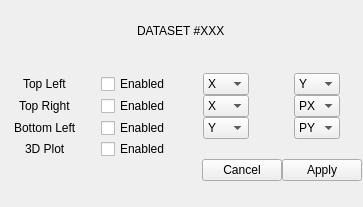
Qt form py_particle_processor_qt/propertieswindow.ui (DanielWinklehner/py_particle_processor) before a commit.
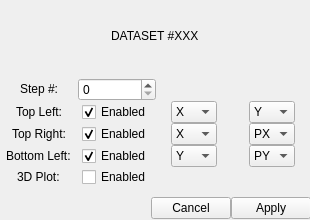
The same form after that commit.

Patch:
```diff
--- a/py_particle_processor_qt/propertieswindow.ui
+++ b/py_particle_processor_qt/propertieswindow.ui
@@ -6,21 +6,33 @@
    <rect>
     <x>0</x>
     <y>0</y>
-    <width>363</width>
-    <height>207</height>
+    <width>310</width>
+    <height>220</height>
    </rect>
   </property>
+  <property name="sizePolicy">
+   <sizepolicy hsizetype="Fixed" vsizetype="Fixed">
+    <horstretch>0</horstretch>
+    <verstretch>0</verstretch>
+   </sizepolicy>
+  </property>
   <property name="windowTitle">
    <string>PropertiesWindow</string>
   </property>
   <widget class="QWidget" name="centralwidget">
+   <property name="sizePolicy">
+    <sizepolicy hsizetype="Preferred" vsizetype="Minimum">
+     <horstretch>0</horstretch>
+     <verstretch>0</verstretch>
+    </sizepolicy>
+   </property>
    <widget class="QWidget" name="verticalLayoutWidget">
     <property name="geometry">
      <rect>
       <x>0</x>
       <y>0</y>
-      <width>362</width>
-      <height>181</height>
+      <width>311</width>
+      <height>219</height>
      </rect>
     </property>
     <layout class="QVBoxLayout" name="verticalLayout_3">
@@ -29,6 +41,12 @@
      </property>
      <item alignment="Qt::AlignHCenter|Qt::AlignVCenter">
       <widget class="QLabel" name="dataset_label">
+       <property name="sizePolicy">
+        <sizepolicy hsizetype="Minimum" vsizetype="Minimum">
+         <horstretch>0</horstretch>
+         <verstretch>0</verstretch>
+        </sizepolicy>
+       </property>
        <property name="text">
         <string>DATASET #XXX</string>
        </property>
@@ -45,63 +63,21 @@
        <property name="sizeHint" stdset="0">
         <size>
          <width>20</width>
-         <height>10</height>
+         <height>5</height>
         </size>
        </property>
       </spacer>
      </item>
      <item>
       <layout class="QGridLayout" name="gridLayout">
-       <item row="0" column="1" alignment="Qt::AlignHCenter|Qt::AlignVCenter">
-        <widget class="QCheckBox" name="tl_enabled">
-         <property name="enabled">
-          <bool>true</bool>
-         </property>
-         <property name="focusPolicy">
-          <enum>Qt::NoFocus</enum>
-         </property>
+       <item row="2" column="0" alignment="Qt::AlignHCenter|Qt::AlignVCenter">
+        <widget class="QLabel" name="tr_label">
          <property name="text">
-          <string>Enabled</string>
-         </property>
-         <property name="checkable">
-          <bool>true</bool>
-         </property>
-        </widget>
-       </item>
-       <item row="1" column="1" alignment="Qt::AlignHCenter|Qt::AlignVCenter">
-        <widget class="QCheckBox" name="tr_enabled">
-         <property name="focusPolicy">
-          <enum>Qt::NoFocus</enum>
-         </property>
-         <property name="text">
-          <string>Enabled</string>
-         </property>
-         <property name="checkable">
-          <bool>true</bool>
-         </property>
-        </widget>
-       </item>
-       <item row="0" column="0" alignment="Qt::AlignHCenter|Qt::AlignVCenter">
-        <widget class="QLabel" name="tl_label">
-         <property name="text">
-          <string>Top Left</string>
+          <string>Top Right:</string>
          </property>
         </widget>
        </item>
        <item row="3" column="1" alignment="Qt::AlignHCenter|Qt::AlignVCenter">
-        <widget class="QCheckBox" name="three_d_enabled">
-         <property name="focusPolicy">
-          <enum>Qt::NoFocus</enum>
-         </property>
-         <property name="text">
-          <string>Enabled</string>
-         </property>
-         <property name="checkable">
-          <bool>true</bool>
-         </property>
-        </widget>
-       </item>
-       <item row="2" column="1" alignment="Qt::AlignHCenter|Qt::AlignVCenter">
         <widget class="QCheckBox" name="bl_enabled">
          <property name="focusPolicy">
           <enum>Qt::NoFocus</enum>
@@ -112,142 +88,27 @@
          <property name="checkable">
           <bool>true</bool>
          </property>
-        </widget>
-       </item>
-       <item row="0" column="3" alignment="Qt::AlignHCenter|Qt::AlignVCenter">
-        <widget class="QComboBox" name="tl_combo_b">
-         <property name="currentIndex">
-          <number>1</number>
+         <property name="checked">
+          <bool>true</bool>
          </property>
-         <item>
-          <property name="text">
-           <string>X</string>
-          </property>
-         </item>
-         <item>
-          <property name="text">
-           <string>Y</string>
-          </property>
-         </item>
-         <item>
-          <property name="text">
-           <string>Z</string>
-          </property>
-         </item>
-         <item>
-          <property name="text">
-           <string>PX</string>
-          </property>
-         </item>
-         <item>
-          <property name="text">
-           <string>PY</string>
-          </property>
-         </item>
-         <item>
-          <property name="text">
-           <string>PZ</string>
-          </property>
-         </item>
-        </widget>
-       </item>
-       <item row="2" column="2" alignment="Qt::AlignHCenter|Qt::AlignVCenter">
-        <widget class="QComboBox" name="bl_combo_a">
-         <property name="currentIndex">
-          <number>1</number>
-         </property>
-         <item>
-          <property name="text">
-           <string>X</string>
-          </property>
-         </item>
-         <item>
-          <property name="text">
-           <string>Y</string>
-          </property>
-         </item>
-         <item>
-          <property name="text">
-           <string>Z</string>
-          </property>
-         </item>
-         <item>
-          <property name="text">
-           <string>PX</string>
-          </property>
-         </item>
-         <item>
-          <property name="text">
-           <string>PY</string>
-          </property>
-         </item>
-         <item>
-          <property name="text">
-           <string>PZ</string>
-          </property>
-         </item>
         </widget>
        </item>
        <item row="1" column="0" alignment="Qt::AlignHCenter|Qt::AlignVCenter">
-        <widget class="QLabel" name="tr_label">
+        <widget class="QLabel" name="tl_label">
          <property name="text">
-          <string>Top Right</string>
+          <string>Top Left:</string>
          </property>
         </widget>
        </item>
-       <item row="2" column="0" alignment="Qt::AlignHCenter|Qt::AlignVCenter">
-        <widget class="QLabel" name="bl_label">
+       <item row="0" column="0" alignment="Qt::AlignHCenter|Qt::AlignVCenter">
+        <widget class="QLabel" name="label">
          <property name="text">
-          <string>Bottom Left</string>
+          <string>Step #:</string>
          </property>
         </widget>
        </item>
-       <item row="3" column="0" alignment="Qt::AlignHCenter|Qt::AlignVCenter">
-        <widget class="QLabel" name="three_d_label">
-         <property name="text">
-          <string>3D Plot</string>
-         </property>
-        </widget>
-       </item>
-       <item row="1" column="3" alignment="Qt::AlignHCenter|Qt::AlignVCenter">
-        <widget class="QComboBox" name="tr_combo_b">
-         <property name="currentIndex">
-          <number>3</number>
-         </property>
-         <item>
-          <property name="text">
-           <string>X</string>
-          </property>
-         </item>
-         <item>
-          <property name="text">
-           <string>Y</string>
-          </property>
-         </item>
-         <item>
-          <property name="text">
-           <string>Z</string>
-          </property>
-         </item>
-         <item>
-          <property name="text">
-           <string>PX</string>
-          </property>
-         </item>
-         <item>
-          <property name="text">
-           <string>PY</string>
-          </property>
-         </item>
-         <item>
-          <property name="text">
-           <string>PZ</string>
-          </property>
-         </item>
-        </widget>
-       </item>
        <item row="1" column="2" alignment="Qt::AlignHCenter|Qt::AlignVCenter">
-        <widget class="QComboBox" name="tr_combo_a">
+        <widget class="QComboBox" name="tl_combo_a">
          <item>
           <property name="text">
            <string>X</string>
@@ -280,7 +141,7 @@
          </item>
         </widget>
        </item>
-       <item row="2" column="3" alignment="Qt::AlignHCenter|Qt::AlignVCenter">
+       <item row="3" column="3" alignment="Qt::AlignHCenter|Qt::AlignVCenter">
         <widget class="QComboBox" name="bl_combo_b">
          <property name="currentIndex">
           <number>4</number>
@@ -317,8 +178,24 @@
          </item>
         </widget>
        </item>
-       <item row="0" column="2" alignment="Qt::AlignHCenter|Qt::AlignVCenter">
-        <widget class="QComboBox" name="tl_combo_a">
+       <item row="4" column="1" alignment="Qt::AlignHCenter|Qt::AlignVCenter">
+        <widget class="QCheckBox" name="three_d_enabled">
+         <property name="focusPolicy">
+          <enum>Qt::NoFocus</enum>
+         </property>
+         <property name="text">
+          <string>Enabled</string>
+         </property>
+         <property name="checkable">
+          <bool>true</bool>
+         </property>
+        </widget>
+       </item>
+       <item row="2" column="3" alignment="Qt::AlignHCenter|Qt::AlignVCenter">
+        <widget class="QComboBox" name="tr_combo_b">
+         <property name="currentIndex">
+          <number>3</number>
+         </property>
          <item>
           <property name="text">
            <string>X</string>
@@ -351,8 +228,191 @@
          </item>
         </widget>
        </item>
+       <item row="1" column="1" alignment="Qt::AlignHCenter|Qt::AlignVCenter">
+        <widget class="QCheckBox" name="tl_enabled">
+         <property name="enabled">
+          <bool>true</bool>
+         </property>
+         <property name="focusPolicy">
+          <enum>Qt::NoFocus</enum>
+         </property>
+         <property name="text">
+          <string>Enabled</string>
+         </property>
+         <property name="checkable">
+          <bool>true</bool>
+         </property>
+         <property name="checked">
+          <bool>true</bool>
+         </property>
+        </widget>
+       </item>
+       <item row="3" column="2" alignment="Qt::AlignHCenter|Qt::AlignVCenter">
+        <widget class="QComboBox" name="bl_combo_a">
+         <property name="currentIndex">
+          <number>1</number>
+         </property>
+         <item>
+          <property name="text">
+           <string>X</string>
+          </property>
+         </item>
+         <item>
+          <property name="text">
+           <string>Y</string>
+          </property>
+         </item>
+         <item>
+          <property name="text">
+           <string>Z</string>
+          </property>
+         </item>
+         <item>
+          <property name="text">
+           <string>PX</string>
+          </property>
+         </item>
+         <item>
+          <property name="text">
+           <string>PY</string>
+          </property>
+         </item>
+         <item>
+          <property name="text">
+           <string>PZ</string>
+          </property>
+         </item>
+        </widget>
+       </item>
+       <item row="1" column="3" alignment="Qt::AlignHCenter|Qt::AlignVCenter">
+        <widget class="QComboBox" name="tl_combo_b">
+         <property name="currentIndex">
+          <number>1</number>
+         </property>
+         <item>
+          <property name="text">
+           <string>X</string>
+          </property>
+         </item>
+         <item>
+          <property name="text">
+           <string>Y</string>
+          </property>
+         </item>
+         <item>
+          <property name="text">
+           <string>Z</string>
+          </property>
+         </item>
+         <item>
+          <property name="text">
+           <string>PX</string>
+          </property>
+         </item>
+         <item>
+          <property name="text">
+           <string>PY</string>
+          </property>
+         </item>
+         <item>
+          <property name="text">
+           <string>PZ</string>
+          </property>
+         </item>
+        </widget>
+       </item>
+       <item row="3" column="0" alignment="Qt::AlignHCenter|Qt::AlignVCenter">
+        <widget class="QLabel" name="bl_label">
+         <property name="text">
+          <string>Bottom Left:</string>
+         </property>
+        </widget>
+       </item>
+       <item row="2" column="2" alignment="Qt::AlignHCenter|Qt::AlignVCenter">
+        <widget class="QComboBox" name="tr_combo_a">
+         <item>
+          <property name="text">
+           <string>X</string>
+          </property>
+         </item>
+         <item>
+          <property name="text">
+           <string>Y</string>
+          </property>
+         </item>
+         <item>
+          <property name="text">
+           <string>Z</string>
+          </property>
+         </item>
+         <item>
+          <property name="text">
+           <string>PX</string>
+          </property>
+         </item>
+         <item>
+          <property name="text">
+           <string>PY</string>
+          </property>
+         </item>
+         <item>
+          <property name="text">
+           <string>PZ</string>
+          </property>
+         </item>
+        </widget>
+       </item>
+       <item row="0" column="1">
+        <widget class="QSpinBox" name="step_input">
+         <property name="minimum">
+          <number>0</number>
+         </property>
+         <property name="maximum">
+          <number>999999999</number>
+         </property>
+        </widget>
+       </item>
+       <item row="4" column="0" alignment="Qt::AlignHCenter|Qt::AlignVCenter">
+        <widget class="QLabel" name="three_d_label">
+         <property name="text">
+          <string>3D Plot:</string>
+         </property>
+        </widget>
+       </item>
+       <item row="2" column="1" alignment="Qt::AlignHCenter|Qt::AlignVCenter">
+        <widget class="QCheckBox" name="tr_enabled">
+         <property name="focusPolicy">
+          <enum>Qt::NoFocus</enum>
+         </property>
+         <property name="text">
+          <string>Enabled</string>
+         </property>
+         <property name="checkable">
+          <bool>true</bool>
+         </property>
+         <property name="checked">
+          <bool>true</bool>
+         </property>
+        </widget>
+       </item>
       </layout>
      </item>
+     <item>
+      <spacer name="verticalSpacer_2">
+       <property name="orientation">
+        <enum>Qt::Vertical</enum>
+       </property>
+       <property name="sizeType">
+        <enum>QSizePolicy::Fixed</enum>
+       </property>
+       <property name="sizeHint" stdset="0">
+        <size>
+         <width>20</width>
+         <height>10</height>
+        </size>
+       </property>
+      </spacer>
+     </item>
      <item>
       <layout class="QHBoxLayout" name="horizontalLayout_9">
        <item>
@@ -363,7 +423,7 @@
          <property name="sizeHint" stdset="0">
           <size>
            <width>40</width>
-           <height>20</height>
+           <height>10</height>
           </size>
          </property>
         </spacer>
```
Left out of the diff: 14 changed lines with no effect on the pictures.
